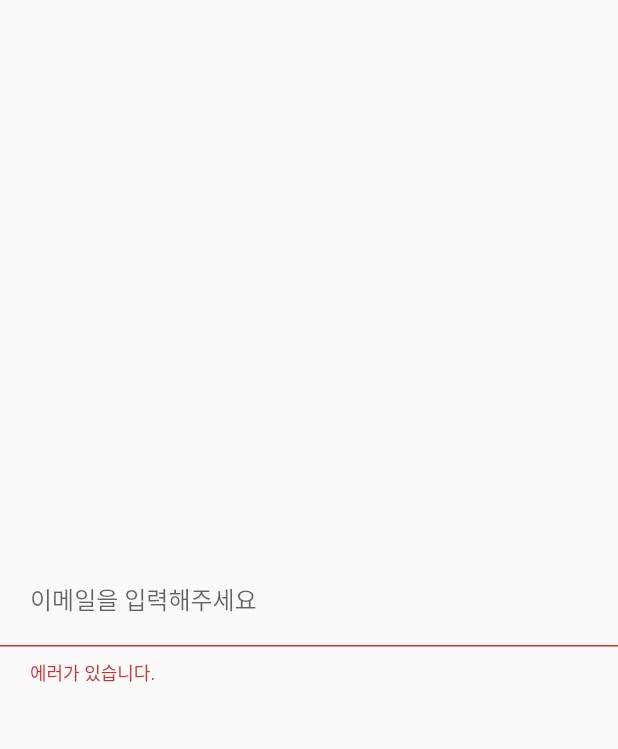
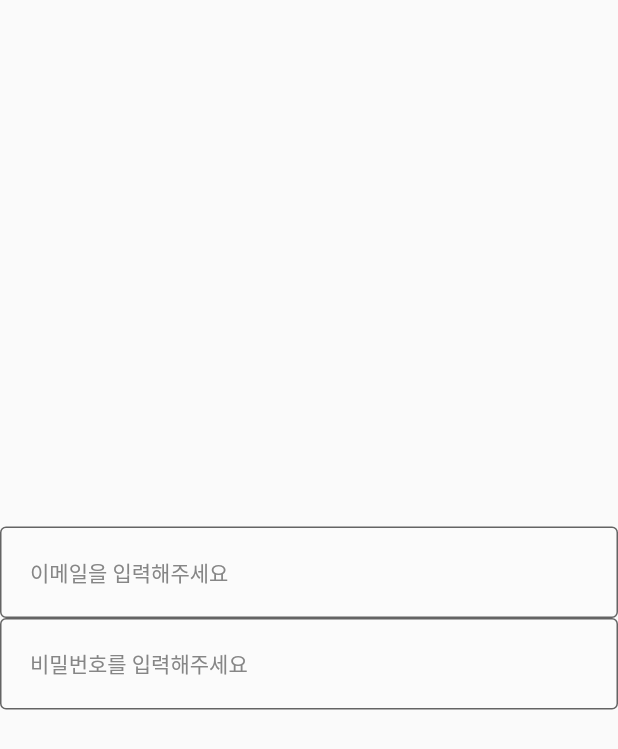
Before and after one commit to southglory/flutterlearn, a Flutter app: the screen it shows after launch, on a phone screen of 412 x 824 dp. Shown: the top 749 px of the screen. Run offline on Flutter 3.47's test engine with Material 2 defaults, Android fonts, the phone set to English and light mode, and no system bars.

Commit message:
CustomTextFormField 이메일 입력과 비밀번호 입력

```diff
--- a/lib/common/component/custom_text_form_field.dart
+++ b/lib/common/component/custom_text_form_field.dart
@@ -4,17 +4,53 @@ import 'package:flutterlearn/common/const/colors.dart';
 class CustomTextFormField extends StatelessWidget {
   final String? hintText;
   final String? errorText;
+  final bool obscureText;
+  final bool autofocus;
+  final ValueChanged<String>? onChanged;
 
-  const CustomTextFormField({super.key, this.hintText, this.errorText});
+  const CustomTextFormField(
+      {super.key,
+        required this.onChanged,
+        this.autofocus = false,
+        this.obscureText = false,
+        this.hintText,
+        this.errorText,
+  });
 
   @override
   Widget build(BuildContext context) {
+    final baseBorder = OutlineInputBorder(
+      borderSide: BorderSide(
+        color: INPUT_BORDER_COLOR,
+        width: 1.0,
+      )
+    );
+
     return TextFormField(
       cursorColor: PRIMARY_COLOR,
+      // 비밀번호 입력할 때
+      obscureText: obscureText,
+      autofocus: autofocus,
+      onChanged: onChanged,
       decoration: InputDecoration(
         contentPadding: EdgeInsets.all(20),
         hintText: hintText,
         errorText: errorText,
+        hintStyle: TextStyle(
+          color: BODY_TEXT_COLOR,
+          fontSize: 14.0,
+        ),
+        fillColor: INPUT_BG_COLOR,
+        // false - 배경색 없음
+          // true - 배경색 있음
+        filled: true,
+        // 모든 Input 상태의 기본 스타일 세팅
+        border:  baseBorder,
+        focusedBorder: baseBorder.copyWith(
+          borderSide: baseBorder.borderSide.copyWith(
+            color: PRIMARY_COLOR,
+          )
+        )
       )
     );
   }
--- a/lib/main.dart
+++ b/lib/main.dart
@@ -19,7 +19,12 @@ class _App extends StatelessWidget {
           children:[
             CustomTextFormField(
               hintText: '이메일을 입력해주세요',
-              errorText: '에러가 있습니다.',
+              onChanged: (String value) {},
+            ),
+            CustomTextFormField(
+              hintText: '비밀번호를 입력해주세요',
+              onChanged: (String value) {},
+              obscureText: true,
             ),
           ]
         )
```
